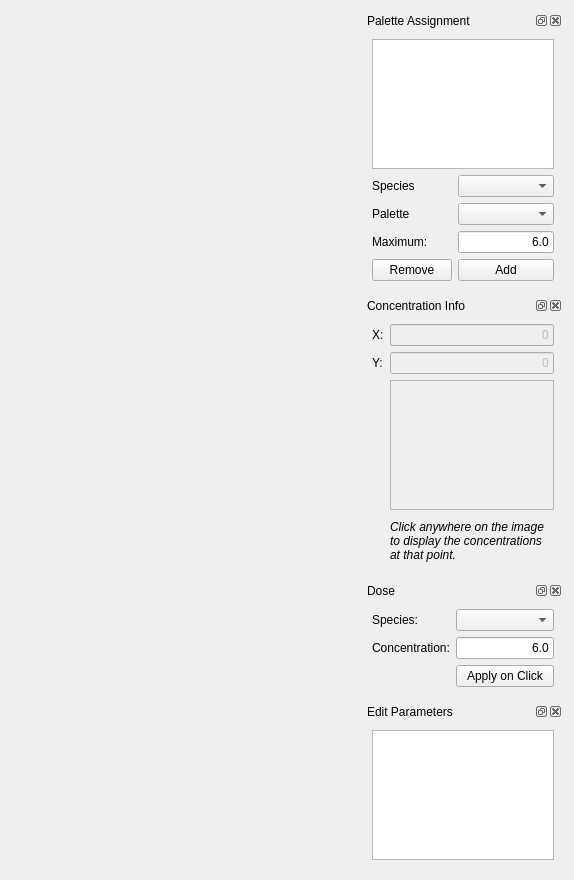
This is SpatialUI/spatialmainwidget.ui in fbergmann/spatial-sbml as Qt 5 draws it before an edit. The edited form follows.
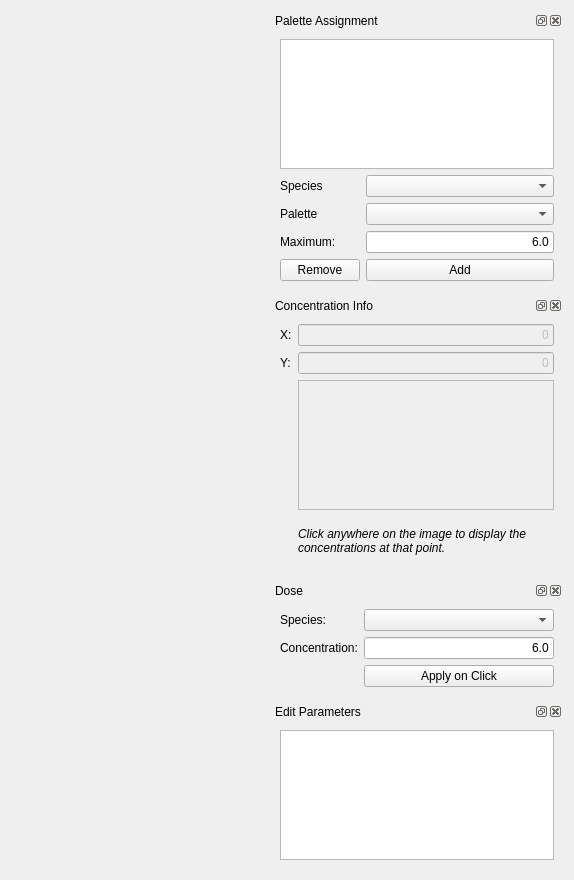
This is the edited form. Custom widgets are drawn as their Qt base class.

Commit message: - allow to change width of dock widgets (in case a parameter / species has a looong id) - when dosing elements, only allow to dose within the domain

```diff
--- a/SpatialUI/spatialmainwidget.ui
+++ b/SpatialUI/spatialmainwidget.ui
@@ -40,9 +40,15 @@
       <layout class="QVBoxLayout" name="verticalLayout_2">
        <item>
         <widget class="QDockWidget" name="dockAssignment">
+         <property name="sizePolicy">
+          <sizepolicy hsizetype="MinimumExpanding" vsizetype="Preferred">
+           <horstretch>0</horstretch>
+           <verstretch>0</verstretch>
+          </sizepolicy>
+         </property>
          <property name="maximumSize">
           <size>
-           <width>200</width>
+           <width>2000</width>
            <height>524287</height>
           </size>
          </property>
@@ -114,9 +120,15 @@
        </item>
        <item>
         <widget class="QDockWidget" name="dockInfo">
+         <property name="sizePolicy">
+          <sizepolicy hsizetype="MinimumExpanding" vsizetype="Preferred">
+           <horstretch>0</horstretch>
+           <verstretch>0</verstretch>
+          </sizepolicy>
+         </property>
          <property name="maximumSize">
           <size>
-           <width>200</width>
+           <width>2000</width>
            <height>524287</height>
           </size>
          </property>
@@ -208,9 +220,15 @@
        </item>
        <item>
         <widget class="QDockWidget" name="dockDose">
+         <property name="sizePolicy">
+          <sizepolicy hsizetype="MinimumExpanding" vsizetype="Preferred">
+           <horstretch>0</horstretch>
+           <verstretch>0</verstretch>
+          </sizepolicy>
+         </property>
          <property name="maximumSize">
           <size>
-           <width>200</width>
+           <width>2000</width>
            <height>524287</height>
           </size>
          </property>
@@ -262,9 +280,15 @@
        </item>
        <item>
         <widget class="QDockWidget" name="dockParameters">
+         <property name="sizePolicy">
+          <sizepolicy hsizetype="MinimumExpanding" vsizetype="Preferred">
+           <horstretch>0</horstretch>
+           <verstretch>0</verstretch>
+          </sizepolicy>
+         </property>
          <property name="maximumSize">
           <size>
-           <width>200</width>
+           <width>2000</width>
            <height>524287</height>
           </size>
          </property>
```
The commit also changes 1 other file.
